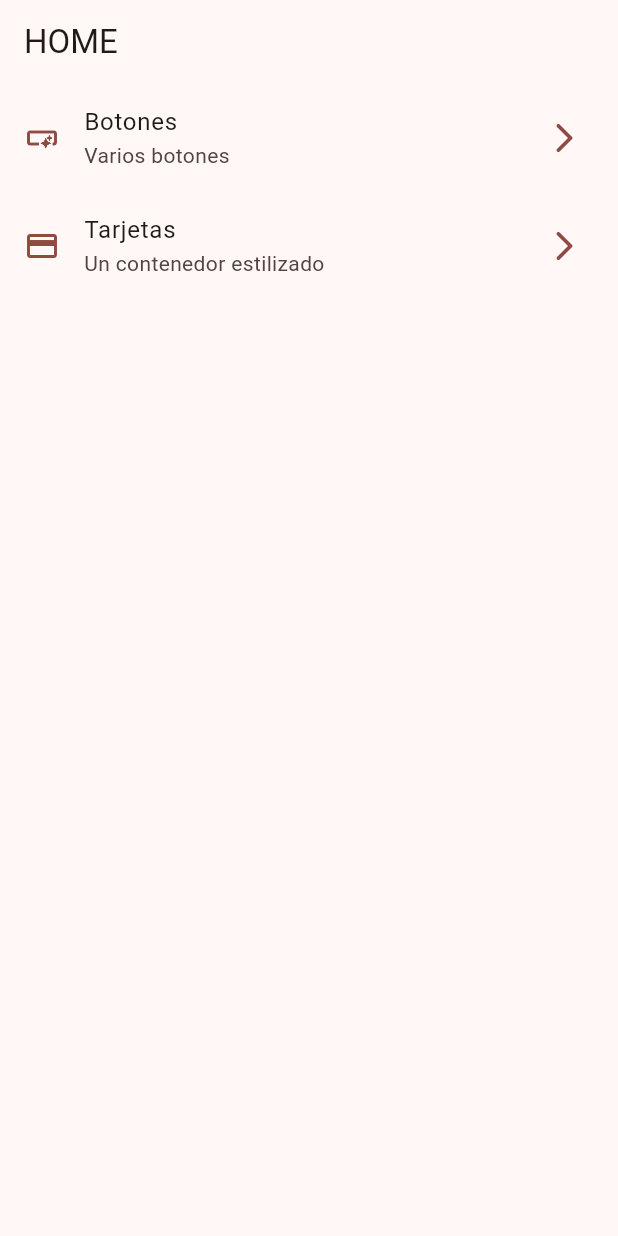
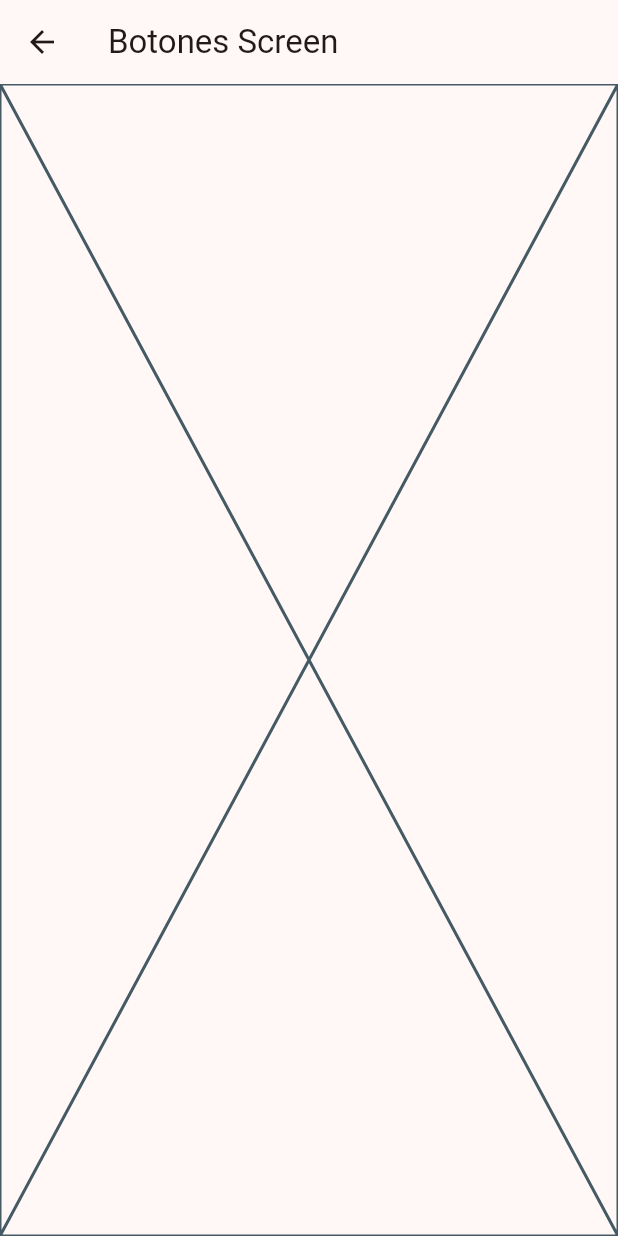
Before and after one commit to ELadrimonos/widget_apps, a Flutter app: the screen it shows after launch, after a tap on "Botones", on a phone screen of 412 x 824 dp. Run offline on Flutter 3.47's test engine with Material 3 defaults, Android fonts, the phone set to English and light mode, and no system bars.

Commit message:
Rutas basicas

```diff
--- a/lib/config/menu/menu_items.dart
+++ b/lib/config/menu/menu_items.dart
@@ -15,6 +15,6 @@ class MenuItem {
 
 const appMenuItems = <MenuItem>[
     MenuItem(title: 'Botones', subTitle: 'Varios botones', link: '/botones', icon: Icons.smart_button_outlined),
-    MenuItem(title: 'Tarjetas', subTitle: 'Un contenedor estilizado', link: '/tarjetas', icon: Icons.credit_card),
+    MenuItem(title: 'Tarjetas', subTitle: 'Un contenedor estilizado', link: '/cards', icon: Icons.credit_card),
 
   ];
--- a/lib/main.dart
+++ b/lib/main.dart
@@ -1,5 +1,7 @@
 import 'package:flutter/material.dart';
 import 'package:widgets_app/config/theme/app_theme.dart';
+import 'package:widgets_app/presentation/screens/buttons/buttons_screen.dart';
+import 'package:widgets_app/presentation/screens/cards/card_screen.dart';
 import 'package:widgets_app/presentation/screens/home/home_screen.dart';
 
 void main() {
@@ -17,6 +19,10 @@
       debugShowCheckedModeBanner: false,
       theme: AppTheme().theme(),
       home: const HomeScreen(),
+      routes: {
+        '/botones': (context) => const ButtonsScreen(),
+        '/cards': (context) => const CardsScreen(),
+      },
     );
   }
 }
--- /dev/null
+++ b/lib/presentation/screens/buttons/buttons_screen.dart
@@ -0,0 +1,15 @@
+import 'package:flutter/material.dart';
+
+class ButtonsScreen extends StatelessWidget {
+  const ButtonsScreen({super.key});
+
+  @override
+  Widget build(BuildContext context) {
+    return Scaffold(
+      appBar: AppBar(
+        title: const Text('Botones Screen'),
+      ),
+      body: const Placeholder(),
+    );
+  }
+}
--- a/lib/presentation/screens/home/home_screen.dart
+++ b/lib/presentation/screens/home/home_screen.dart
@@ -1,5 +1,6 @@
 import 'package:flutter/material.dart';
 import 'package:widgets_app/config/menu/menu_items.dart';
+import 'package:widgets_app/presentation/screens/buttons/buttons_screen.dart';
 
 class HomeScreen extends StatelessWidget {
   const HomeScreen({super.key});
@@ -47,6 +48,9 @@ class _CustomListTile extends StatelessWidget {
       leading: Icon(menuItem.icon, color: colors.primary,),
       trailing: Icon(Icons.arrow_forward_ios_rounded, color: colors.primary,),
       onTap: () {
+        // Navigator.of(context).push(
+        //   MaterialPageRoute(builder: (context) => const ButtonsScreen()),
+        // );
         Navigator.pushNamed(context, menuItem.link);
       },
     );
```
Also changed, not shown: lib/presentation/screens/cards/card_screen.dart (added, +15 -0 lines).
